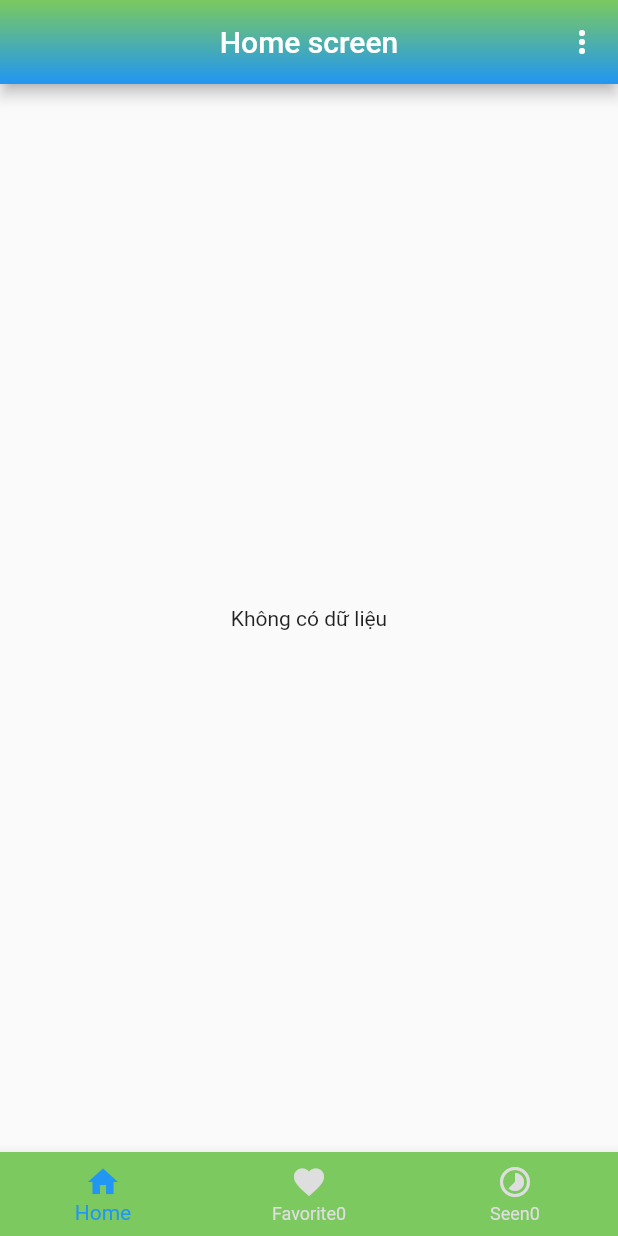
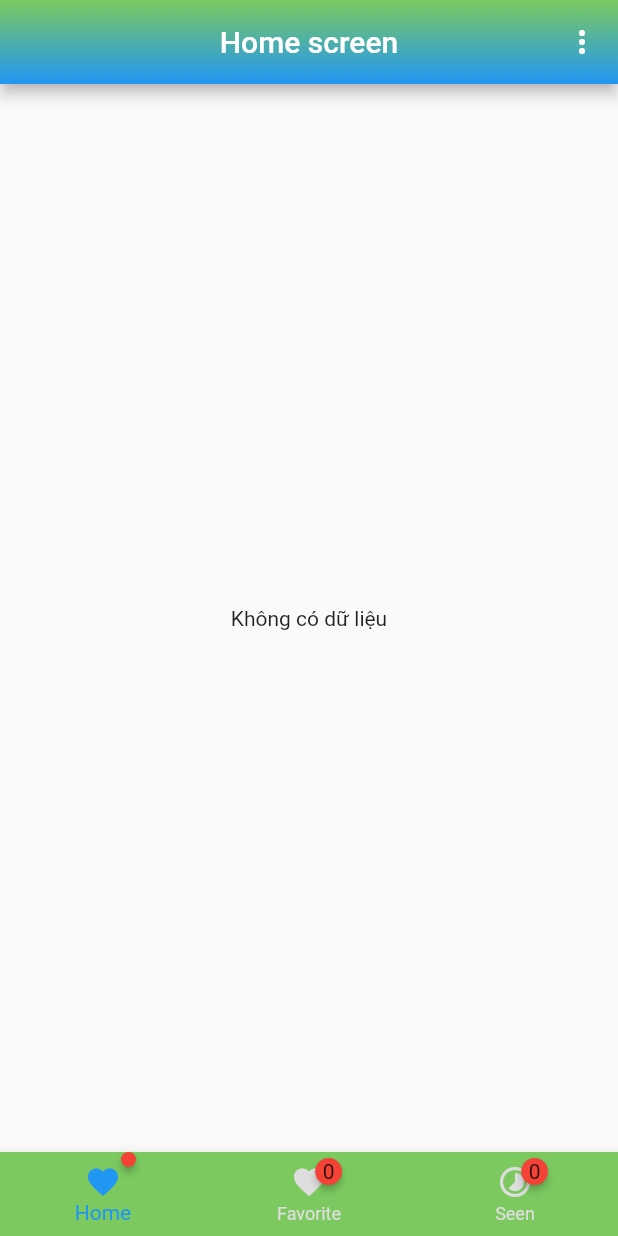
Before and after one commit to hoangnv170752/flutter-training-Zendvn, a Flutter app: the screen it shows after launch, on a phone screen of 412 x 824 dp. Run offline on Flutter 3.47's test engine with Material 2 defaults, Android fonts, the phone set to English and light mode, and no system bars; drawn by our look-alikes of badges; our stand-ins replace flutter_swiper; missing offline and left inert: confirm_dialog.

Commit message:
add exercises goodfood

```diff
--- a/goodfood/lib/main.dart
+++ b/goodfood/lib/main.dart
@@ -9,10 +9,10 @@ import 'package:provider/provider.dart';
 
 /*Sửa tên category screen cho đúng  (done)
   Khi người dùng vào trang mà không thấy có sản phẩm nào thì nên hiện thông báo (Task 3)
-  Task 1: Thêm những cái badge số đếm cho biết có bao nhiêu sản phẩm được yêu thích / sản phẩm đã được xem (cần làm đẹp hơn)
+  Task 1: Thêm những cái badge số đếm cho biết có bao nhiêu sản phẩm được yêu thích / sản phẩm đã được xem (da sua thanh cai badge)
   Task 2: Bổ sung nút xóa tất cả các sản phẩm được yêu thích
-  Task 3: Show ra những màn hình rỗng
-  Task 4: Chức năng search | có nút search ở góc màn hình  => chuyển sang màn hình những sản phẩm được tìm thấy với từ khóa được highlight
+  Task 3: Show ra những màn hình rỗng (hiển thị hình ảnh hay gì thay thế nếu không có favorite nào , v.v..)
+  Task 4: Chức năng search | có nút search ở góc màn hình  => chuyển sang màn hình những sản phẩm được tìm thấy với từ khóa được highlight (can hoi huong thuc hien)
 */
 void main(List<String> args) {
   runApp(
--- a/goodfood/lib/models/product.dart
+++ b/goodfood/lib/models/product.dart
@@ -40,10 +40,21 @@ class Product extends ChangeNotifier {
   void handleRemoveIsFavorite () {
     isFavorite = false;
     favorite = (int.parse(favorite) - 1).toString();
+    print(favorite);
   }
 
   void handleRemoveIsSeen() {
     isSeen = false;
+  }
+
+  void handleRemoveAllFavorite () {
+    isFavorite  = false;
+    Product.fromJson(favorite = (int.parse(favorite) - 1).toString());
+  }
+
+  void handleRemoveAllSeen() {
+      isSeen = false;
+      Product.fromJson(favorite = (int.parse(favorite) - 1).toString());
   }
   Map<String, dynamic> toMap() {
     return <String, dynamic>{
--- a/goodfood/lib/pages/index.dart
+++ b/goodfood/lib/pages/index.dart
@@ -6,13 +6,13 @@ import 'package:goodfood/pages/home/widget/category.dart';
 import 'package:goodfood/pages/seen/seen_body.dart';
 import 'package:goodfood/providers/product_provider.dart';
 import 'package:provider/provider.dart';
+import 'package:badges/badges.dart';
 
 import 'home/widget/product.dart';
 
 class MyApp extends StatefulWidget {
   static const routeName = '/';
   const MyApp({Key? key}) : super(key: key);
-
   @override
   State<MyApp> createState() => _MyAppState();
 }
@@ -58,14 +58,13 @@ class _MyAppState extends State<MyApp> {
       _selectedIndex = index;
       screenNameChanged(_selectedIndex);
     });
-    print(_selectedIndex);
   }
   @override
   Widget build(BuildContext context) {
     var itemFavCount = Provider.of<ProductProvider>(context).getItemIsFavorite().length.toString();
     var itemSeenCount = Provider.of<ProductProvider>(context).getItemsIsSeen().length.toString();
-    var items = Provider.of<ProductProvider>(context).getItemIsFavorite();
-
+    //var delAllFav = Provider.of(context).handleRemoveAllFavorite();
+    //var delAllSeen = Provider.of(context).handleRemoveAllSeen();
     return FutureBuilder(
       future: _dataFuture,
       builder: (BuildContext content , AsyncSnapshot snapshot) {
@@ -88,14 +87,16 @@ class _MyAppState extends State<MyApp> {
               onSelected: (value) {
                 setState(() {
                   if (value == 0) {
+                   // delAllFav();
                   } else if (value == 1) {
+                   // delAllSeen();
                   }
                 });
               },
               itemBuilder: (_) => [
                 const PopupMenuItem(
                     value: 0,
-                    child: Text('Delete all favorite')
+                    child: Text('Delete all fav'),
                 ),
                 const PopupMenuItem(
                     value: 1,
@@ -111,16 +112,26 @@ class _MyAppState extends State<MyApp> {
       bottomNavigationBar: BottomNavigationBar(
         items:  <BottomNavigationBarItem>[
           BottomNavigationBarItem(
-            icon: Icon(Icons.home),
+            icon: Badge(
+                child: Icon(
+                    Icons.favorite
+                )
+            ),
             label: 'Home',
           ),
           BottomNavigationBarItem(
-            icon: Icon(Icons.favorite),
-            label: 'Favorite$itemFavCount',
+            icon: Badge(
+                child: Icon(Icons.favorite),
+              badgeContent: Text('$itemFavCount'),
+            ),
+            label: 'Favorite',
           ),
           BottomNavigationBarItem(
-            icon: Icon(Icons.timelapse_sharp),
-            label: 'Seen$itemSeenCount',
+            icon: Badge(
+                child: Icon(Icons.timelapse_sharp),
+              badgeContent: Text('$itemSeenCount'),
+            ),
+            label: 'Seen',
           ),
         ],
         currentIndex: _selectedIndex,
--- a/goodfood/lib/pages/seen/seen_body.dart
+++ b/goodfood/lib/pages/seen/seen_body.dart
@@ -9,8 +9,11 @@ class SeenBody extends StatelessWidget {
   @override
   Widget build(BuildContext context) {
     var items = Provider.of<ProductProvider>(context).getItemsIsSeen();
+    var itemSeenCount = Provider.of<ProductProvider>(context).getItemsIsSeen().length;
     print(items.length);
-    return ListView.builder(
+    return (items == [])  ? Center(
+              child: Text('Chưa có thành phần nào')
+          ) : ListView.builder(
       itemCount: items.length,
       padding: const EdgeInsets.symmetric(vertical: 15, horizontal: 15),
       itemBuilder: (BuildContext context, int index) {
--- a/goodfood/lib/providers/product_provider.dart
+++ b/goodfood/lib/providers/product_provider.dart
@@ -11,7 +11,6 @@ class ProductProvider extends ChangeNotifier {
   List<Product> getItemsWithCategoryId(categoryId) {
     return _items.where((element) => element.categoryId == categoryId).toList();
   }
-
   Product getItemWithId (id) {
     return _items.singleWhere((element) => element.id == id);
   }
--- a/goodfood/pubspec.yaml
+++ b/goodfood/pubspec.yaml
@@ -37,6 +37,7 @@ dependencies:
   # Use with the CupertinoIcons class for iOS style icons.
   cupertino_icons: ^1.0.2
   provider: ^6.0.5
+  badges: ^2.0.3
 
 dev_dependencies:
   flutter_test:
```
Also changed, not shown: goodfood/lib/pages/favorite/favorite_body.dart (+9 -2 lines), goodfood/pubspec.lock.
